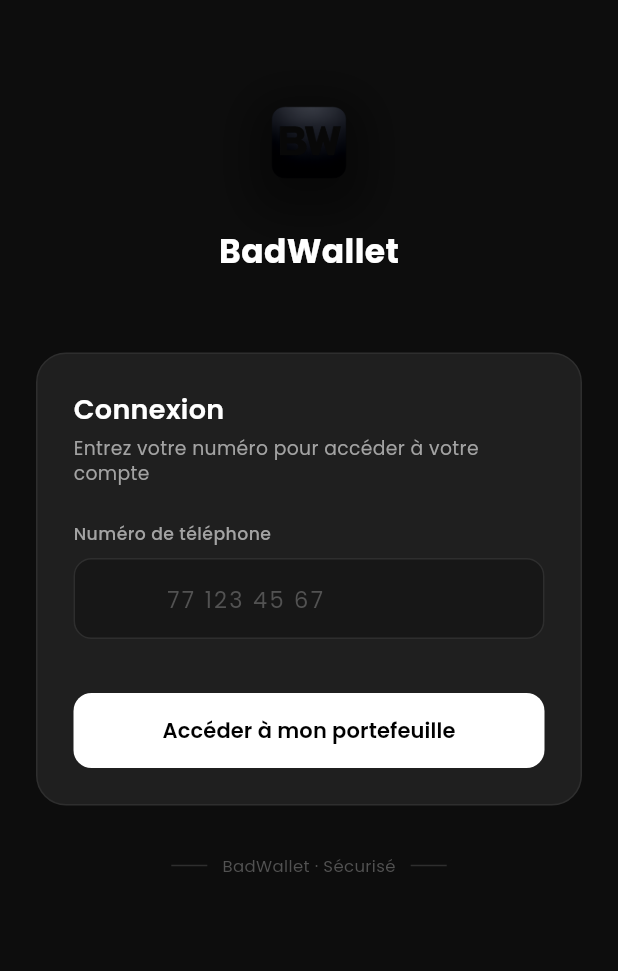
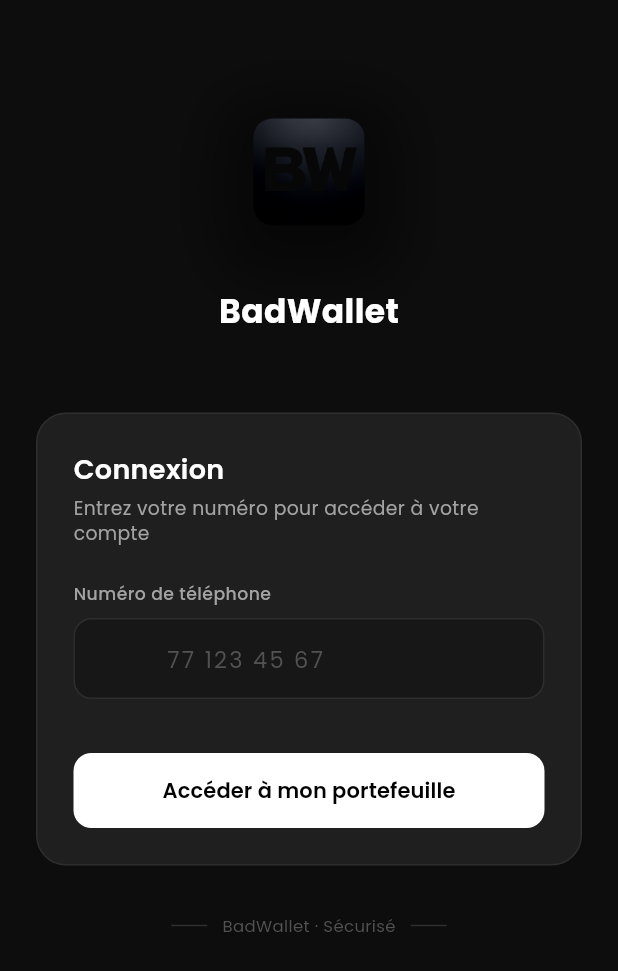
Before and after one commit to papiuzumaki/badwallet_mobile, a Flutter app: the screen it shows after launch, on a phone screen of 412 x 824 dp. Shown: the top 971 px of the screen. Run offline on Flutter 3.47's test engine with Material 3 defaults, Android fonts, the phone set to English and light mode, and no system bars; our stand-ins replace device_preview, google_fonts, shared_preferences.

Commit message:
fix: increase logo size on login screen (80 -> 120px)

```diff
--- a/lib/features/auth/screens/login_screen.dart
+++ b/lib/features/auth/screens/login_screen.dart
@@ -42,20 +42,20 @@ class _LoginScreenState extends State<LoginScreen> {
 
               // Logo
               Container(
-                width: 80,
-                height: 80,
+                width: 120,
+                height: 120,
                 decoration: BoxDecoration(
-                  borderRadius: BorderRadius.circular(20),
+                  borderRadius: BorderRadius.circular(28),
                   boxShadow: [
                     BoxShadow(
-                      color: Colors.black.withAlpha(100),
-                      blurRadius: 24,
-                      offset: const Offset(0, 8),
+                      color: Colors.black.withAlpha(120),
+                      blurRadius: 32,
+                      offset: const Offset(0, 10),
                     ),
                   ],
                 ),
                 child: ClipRRect(
-                  borderRadius: BorderRadius.circular(20),
+                  borderRadius: BorderRadius.circular(28),
                   child: Image.asset('assets/images/logo.png', fit: BoxFit.cover),
                 ),
               ),
```
